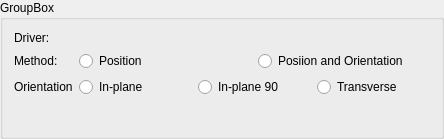
First picture: the form in IGTLoadableModules/QtModules/RealTimeImaging/Resources/UI/qSlicerReslicePropertyWidget.ui, repository NA-MIC/NAMICSandBox, before the edit.
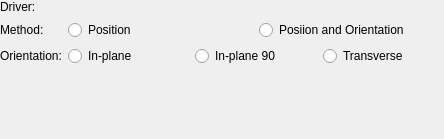
Second picture: the form after the edit. Custom widgets are drawn as their Qt base class.

Commit message: ENH: switch base class for qSlicerReslicePropertyWidget from QWidget to qMRMLViewControllerBarPrivate

```diff
--- a/IGTLoadableModules/QtModules/RealTimeImaging/Resources/UI/qSlicerReslicePropertyWidget.ui
+++ b/IGTLoadableModules/QtModules/RealTimeImaging/Resources/UI/qSlicerReslicePropertyWidget.ui
@@ -1,7 +1,7 @@
 <?xml version="1.0" encoding="UTF-8"?>
 <ui version="4.0">
  <class>qSlicerReslicePropertyWidget</class>
- <widget class="QGroupBox" name="qSlicerReslicePropertyWidget">
+ <widget class="QWidget" name="qSlicerReslicePropertyWidget">
   <property name="geometry">
    <rect>
     <x>0</x>
@@ -11,7 +11,7 @@
    </rect>
   </property>
   <property name="sizePolicy">
-   <sizepolicy hsizetype="Preferred" vsizetype="Minimum">
+   <sizepolicy hsizetype="Maximum" vsizetype="Maximum">
     <horstretch>0</horstretch>
     <verstretch>0</verstretch>
    </sizepolicy>
@@ -25,10 +25,13 @@
   <property name="windowTitle">
    <string>GroupBox</string>
   </property>
-  <property name="title">
+  <property name="title" stdset="0">
    <string>GroupBox</string>
   </property>
   <layout class="QVBoxLayout" name="verticalLayout">
+   <property name="margin">
+    <number>0</number>
+   </property>
    <item>
     <layout class="QFormLayout" name="formLayout">
      <item row="0" column="0">
@@ -88,7 +91,7 @@
      <item row="2" column="0">
       <widget class="QLabel" name="orientationLabel">
        <property name="text">
-        <string>Orientation</string>
+        <string>Orientation:</string>
        </property>
       </widget>
      </item>
```
The commit also changes 4 other files.
